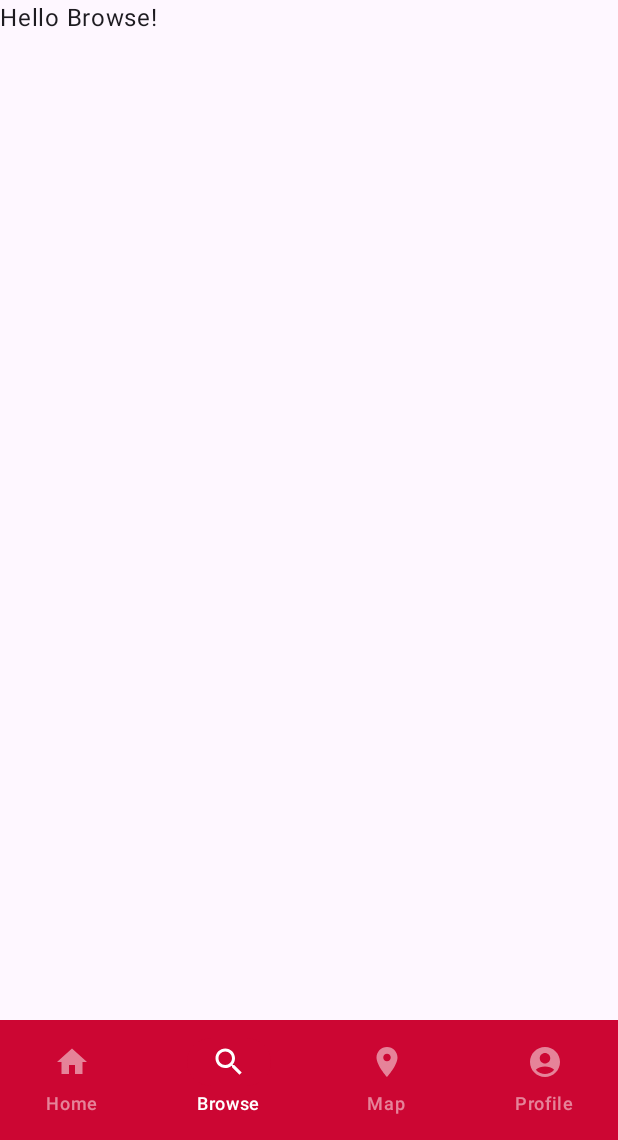
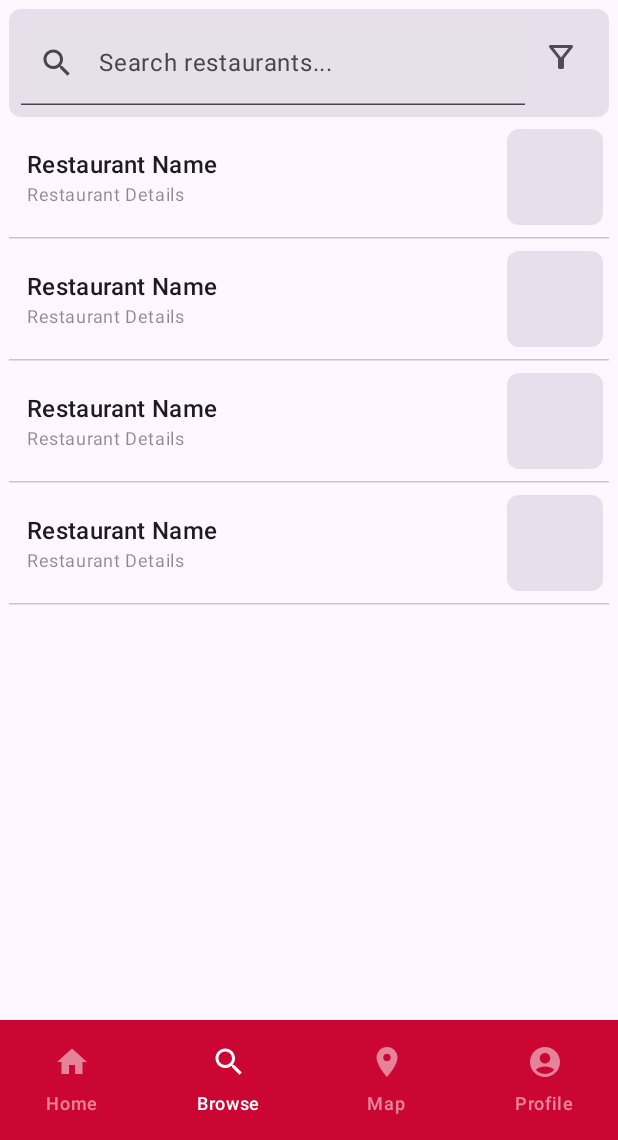
Before and after one commit to chl55/SFU-Dining, an Android app built with Jetpack Compose: the screen it shows after launch (MainActivity), item 2 of the bottom bar chosen, on a phone screen of 412 x 824 dp, the part 96-1236 px from its top. Run offline under Robolectric (Android 15) with nearby library versions, the phone set to English and light mode, and no system bars.

Commit message:
remake navigation bar, add browsepage

```diff
--- a/app/build.gradle.kts
+++ b/app/build.gradle.kts
@@ -53,6 +53,7 @@ dependencies {
     implementation("com.google.maps.android:maps-compose:2.11.3")
     implementation("com.google.android.gms:play-services-maps:18.1.0")
     implementation("androidx.navigation:navigation-compose:2.7.3")
+    implementation(libs.androidx.navigation.compose)
     testImplementation(libs.junit)
     androidTestImplementation(libs.androidx.junit)
     androidTestImplementation(libs.androidx.espresso.core)
--- a/app/src/main/java/cmpt362/group29/sfudining/MainActivity.kt
+++ b/app/src/main/java/cmpt362/group29/sfudining/MainActivity.kt
@@ -9,11 +9,16 @@ import androidx.compose.material.icons.Icons
 import androidx.compose.material.icons.filled.*
 import androidx.compose.material3.*
 import androidx.compose.runtime.*
+import androidx.compose.runtime.getValue
 import androidx.compose.ui.Modifier
 import androidx.compose.ui.tooling.preview.Preview
-import cmpt362.group29.sfudining.restaurants.RestaurantMap
-import cmpt362.group29.sfudining.restaurants.RestaurantNavHost
 import androidx.compose.ui.input.nestedscroll.nestedScroll
+import androidx.navigation.NavHostController
+import androidx.navigation.compose.NavHost
+import androidx.navigation.compose.composable
+import androidx.navigation.compose.currentBackStackEntryAsState
+import androidx.navigation.compose.rememberNavController
+import cmpt362.group29.sfudining.browse.BrowsePage
 import cmpt362.group29.sfudining.ui.theme.SFUDiningTheme
 import cmpt362.group29.sfudining.ui.components.HomePage
 
@@ -32,23 +37,104 @@ class MainActivity : ComponentActivity() {
 @OptIn(ExperimentalMaterial3Api::class)
 @Composable
 fun MainPage() {
-    var selectedTab by remember { mutableStateOf(0) }
+    val startDestination = Destination.HOME
     val scrollBehavior = TopAppBarDefaults.enterAlwaysScrollBehavior()
+    val navController = rememberNavController()
+    // notes on how to do viewmodel: https://composables.com/blog/viewmodels-in-jetpack-compose
 
     Scaffold(
         modifier = Modifier.nestedScroll(scrollBehavior.nestedScrollConnection),
         topBar = { SFUTopAppBar(scrollBehavior) },
         bottomBar = {
-            SFUNavigationBar(selectedTab = selectedTab, onTabSelected = { selectedTab = it })
+            SFUNavigationBar(navController)
         }
-    ) { innerPadding ->
-        when (selectedTab) {
-            0 -> HomePage(Modifier
-                .padding(innerPadding))
-            1 -> Greeting("Browse", Modifier.padding(innerPadding))
-            2 -> Greeting("Map", Modifier.padding(innerPadding))
-            3 -> Greeting("Profile", Modifier.padding(innerPadding))
-            else -> Greeting("Settings", Modifier.padding(innerPadding))
+    ) { contentPadding ->
+        AppNavHost(navController, startDestination, modifier = Modifier.padding((contentPadding)))
+    }
+}
+
+@OptIn(ExperimentalMaterial3Api::class)
+@Composable
+private fun SFUNavigationBar(
+    navController: NavHostController
+) {
+    // References:
+    // https://developer.android.com/develop/ui/compose/components/navigation-bar
+    // https://developer.android.com/guide/navigation/use-graph/navigate
+    // https://developer.android.com/develop/ui/compose/navigation
+    // https://developer.android.com/guide/navigation/backstack#savestate saving states
+
+    val navBackStackEntry by navController.currentBackStackEntryAsState()
+    val selectedDestination = navBackStackEntry?.destination?.route
+
+    val selectedIconColor = MaterialTheme.colorScheme.onPrimaryContainer
+    val unselectedIconColor = MaterialTheme.colorScheme.onPrimaryContainer.copy(alpha = 0.5f)
+    val selectedTextColor = selectedIconColor
+    val unselectedTextColor = unselectedIconColor
+    val indicatorColor = MaterialTheme.colorScheme.primaryContainer
+
+    NavigationBar(
+        containerColor = MaterialTheme.colorScheme.primary
+    ) {
+        val itemColors = NavigationBarItemDefaults.colors(
+            selectedIconColor = selectedIconColor,
+            unselectedIconColor = unselectedIconColor,
+            selectedTextColor = selectedTextColor,
+            unselectedTextColor = unselectedTextColor,
+            indicatorColor = indicatorColor
+        )
+
+        Destination.entries.forEach { destination ->
+            NavigationBarItem(
+                selected = selectedDestination == destination.route,
+                onClick = {
+                    navController.navigate(destination.route) {
+                        launchSingleTop = true
+                        restoreState = true
+                        popUpTo(navController.graph.startDestinationId) {
+                            saveState = true
+                        }
+                    }
+                },
+                icon = { Icon(destination.icon, contentDescription = destination.title) },
+                label = { Text(destination.title) },
+                colors = itemColors
+            )
+        }
+    }
+}
+
+enum class Destination(
+    val title: String,
+    val icon: androidx.compose.ui.graphics.vector.ImageVector,
+    val route: String
+) {
+    HOME("Home", Icons.Default.Home, "home"),
+    BROWSE("Browse", Icons.Default.Search, "browse"),
+    MAP("Map", Icons.Default.Place, "map"),
+    PROFILE("Profile", Icons.Default.AccountCircle, "profile")
+}
+
+@Composable
+fun AppNavHost(
+    navController: NavHostController,
+    startDestination: Destination,
+    modifier: Modifier = Modifier,
+) {
+    // Referenced example from https://developer.android.com/develop/ui/compose/components/navigation-bar
+    NavHost(
+        navController = navController,
+        startDestination = startDestination.route
+    ) {
+        Destination.entries.forEach { destination ->
+            composable(destination.route) {
+                when (destination) {
+                    Destination.HOME -> HomePage(modifier)
+                    Destination.BROWSE -> BrowsePage(modifier)
+                    Destination.MAP -> Greeting("Map", modifier)
+                    Destination.PROFILE -> Greeting("Profile", modifier)
+                }
+            }
         }
     }
 }
@@ -77,62 +163,6 @@ fun SFUTopAppBar(scrollBehavior: TopAppBarScrollBehavior = TopAppBarDefaults.ent
         scrollBehavior = scrollBehavior
     )
 }
-
-@OptIn(ExperimentalMaterial3Api::class)
-@Composable
-fun SFUNavigationBar(
-    selectedTab: Int,
-    onTabSelected: (Int) -> Unit
-) {
-    val selectedIconColor = MaterialTheme.colorScheme.onPrimaryContainer
-    val unselectedIconColor = MaterialTheme.colorScheme.onPrimaryContainer.copy(alpha = 0.5f)
-    val selectedTextColor = selectedIconColor
-    val unselectedTextColor = unselectedIconColor
-    val indicatorColor = MaterialTheme.colorScheme.primaryContainer
-
-    NavigationBar(
-        containerColor = MaterialTheme.colorScheme.primary
-    ) {
-        val itemColors = NavigationBarItemDefaults.colors(
-            selectedIconColor = selectedIconColor,
-            unselectedIconColor = unselectedIconColor,
-            selectedTextColor = selectedTextColor,
-            unselectedTextColor = unselectedTextColor,
-            indicatorColor = indicatorColor
-        )
-
-        NavigationBarItem(
-            selected = selectedTab == 0,
-            onClick = { onTabSelected(0) },
-            icon = { Icon(Icons.Default.Home, contentDescription = "Home") },
-            label = { Text("Home") },
-            colors = itemColors
-        )
-        NavigationBarItem(
-            selected = selectedTab == 1,
-            onClick = { onTabSelected(1) },
-            icon = { Icon(Icons.Default.Search, contentDescription = "Browse") },
-            label = { Text("Browse") },
-            colors = itemColors
-        )
-        NavigationBarItem(
-            selected = selectedTab == 2,
-            onClick = { onTabSelected(2) },
-            icon = { Icon(Icons.Default.Place, contentDescription = "Map") },
-            label = { Text("Map") },
-            colors = itemColors
-        )
-        NavigationBarItem(
-            selected = selectedTab == 3,
-            onClick = { onTabSelected(3) },
-            icon = { Icon(Icons.Default.AccountCircle, contentDescription = "Profile") },
-            label = { Text("Profile") },
-            colors = itemColors
-        )
-    }
-}
-
-
 @Composable
 fun Greeting(name: String, modifier: Modifier = Modifier) {
     Text(
--- /dev/null
+++ b/app/src/main/java/cmpt362/group29/sfudining/browse/BrowsePage.kt
@@ -0,0 +1,109 @@
+package cmpt362.group29.sfudining.browse
+
+import androidx.compose.foundation.background
+import androidx.compose.foundation.layout.Column
+import androidx.compose.foundation.layout.Row
+import androidx.compose.foundation.layout.*
+import androidx.compose.foundation.layout.padding
+import androidx.compose.foundation.rememberScrollState
+import androidx.compose.foundation.shape.RoundedCornerShape
+import androidx.compose.foundation.verticalScroll
+import androidx.compose.material.icons.Icons
+import androidx.compose.material.icons.filled.Search
+import androidx.compose.material3.DividerDefaults
+import androidx.compose.material3.HorizontalDivider
+import androidx.compose.material3.Icon
+import androidx.compose.material3.IconButton
+import androidx.compose.material3.MaterialTheme
+import androidx.compose.material3.Text
+import androidx.compose.material3.TextField
+import androidx.compose.material3.TextFieldDefaults
+import androidx.compose.runtime.Composable
+import androidx.compose.ui.Alignment
+import androidx.compose.ui.Modifier
+import androidx.compose.ui.draw.alpha
+import androidx.compose.ui.draw.clip
+import androidx.compose.ui.tooling.preview.Preview
+import androidx.compose.ui.unit.dp
+
+@Composable
+fun BrowsePage(modifier: Modifier = Modifier) {
+    Column(
+        modifier = modifier
+            .fillMaxSize()
+            .verticalScroll(rememberScrollState())
+            .padding(6.dp)
+    ) {
+        SearchBar()
+        RestaurantRow() // TODO: use LazyRow (recyclerview) and add dividers with lazyrow
+        RestaurantRow()
+        RestaurantRow()
+        RestaurantRow()
+    }
+}
+
+// https://developer.android.com/develop/ui/compose/text/user-input?textfield=value-based#textfield-nav
+@Composable
+fun SearchBar(
+    query: String = "",
+) {
+    Row(
+        modifier = Modifier
+            .fillMaxWidth()
+            .clip(RoundedCornerShape(8.dp))
+            .background(MaterialTheme.colorScheme.surfaceVariant)
+            .padding(horizontal = 8.dp, vertical = 8.dp),
+        horizontalArrangement = Arrangement.SpaceBetween
+    ) {
+        TextField(
+            value = query,
+            onValueChange = {},
+            modifier = Modifier.weight(2f),
+            placeholder = { Text("Search restaurants...") },
+            leadingIcon = { Icon(Icons.Default.Search, contentDescription = "Search") },
+            singleLine = true,
+            colors = TextFieldDefaults.colors()
+        )
+
+        IconButton(onClick = {}) {
+            Icon(FilterIcon, contentDescription = "Filter Button", Modifier.alpha(0.75F))
+        }
+    }
+}
+
+@Composable
+fun RestaurantRow(
+    name: String = "Restaurant Name",
+    description: String = "Restaurant Details",
+) {
+    Row(
+        modifier = Modifier
+            .fillMaxWidth()
+            .padding(vertical = 8.dp)
+            .padding(start = 12.dp)
+            .padding(end = 4.dp),
+        horizontalArrangement = Arrangement.spacedBy(14.dp),
+        verticalAlignment = Alignment.CenterVertically
+    ) {
+        Column(
+            verticalArrangement = Arrangement.Center,
+            modifier = Modifier.weight(1f)
+        ) {
+            Text(name, style = MaterialTheme.typography.titleMedium)
+            Text(description, style = MaterialTheme.typography.bodySmall, modifier = Modifier.alpha(0.5f))
+        }
+        Box(
+            modifier = Modifier
+                .size(64.dp)
+                .clip(RoundedCornerShape(8.dp))
+                .background(MaterialTheme.colorScheme.surfaceVariant)
+        )
+    }
+    HorizontalDivider(Modifier, DividerDefaults.Thickness, DividerDefaults.color)
+}
+
+@Preview(showBackground = true)
+@Composable
+private fun Preview() {
+    BrowsePage()
+}
--- /dev/null
+++ b/app/src/main/java/cmpt362/group29/sfudining/browse/FilterIcon.kt
@@ -0,0 +1,51 @@
+// The code for the filter icon was taken from https://composeicons.com/icons/material-symbols/outlined/filter_alt
+
+package cmpt362.group29.sfudining.browse
+
+import androidx.compose.ui.graphics.Color
+import androidx.compose.ui.graphics.SolidColor
+import androidx.compose.ui.graphics.vector.ImageVector
+import androidx.compose.ui.graphics.vector.path
+import androidx.compose.ui.unit.dp
+
+val FilterIcon: ImageVector
+    get() {
+        if (_FilterIcon != null) return _FilterIcon!!
+
+        _FilterIcon = ImageVector.Builder(
+            name = "Filter_alt",
+            defaultWidth = 24.dp,
+            defaultHeight = 24.dp,
+            viewportWidth = 960f,
+            viewportHeight = 960f
+        ).apply {
+            path(
+                fill = SolidColor(Color(0xFF000000))
+            ) {
+                moveTo(440f, 800f)
+                quadToRelative(-17f, 0f, -28.5f, -11.5f)
+                reflectiveQuadTo(400f, 760f)
+                verticalLineToRelative(-240f)
+                lineTo(168f, 224f)
+                quadToRelative(-15f, -20f, -4.5f, -42f)
+                reflectiveQuadToRelative(36.5f, -22f)
+                horizontalLineToRelative(560f)
+                quadToRelative(26f, 0f, 36.5f, 22f)
+                reflectiveQuadToRelative(-4.5f, 42f)
+                lineTo(560f, 520f)
+                verticalLineToRelative(240f)
+                quadToRelative(0f, 17f, -11.5f, 28.5f)
+                reflectiveQuadTo(520f, 800f)
+                close()
+                moveToRelative(40f, -308f)
+                lineToRelative(198f, -252f)
+                horizontalLineTo(282f)
+                close()
+                moveToRelative(0f, 0f)
+            }
+        }.build()
+
+        return _FilterIcon!!
+    }
+
+private var _FilterIcon: ImageVector? = null
--- a/gradle/libs.versions.toml
+++ b/gradle/libs.versions.toml
@@ -8,6 +8,7 @@ espressoCore = "3.7.0"
 lifecycleRuntimeKtx = "2.9.4"
 activityCompose = "1.11.0"
 composeBom = "2024.09.00"
+navigationCompose = "2.9.5"
 
 [libraries]
 androidx-core-ktx = { group = "androidx.core", name = "core-ktx", version.ref = "coreKtx" }
@@ -24,6 +25,7 @@ androidx-compose-ui-tooling-preview = { group = "androidx.compose.ui", name = "u
 androidx-compose-ui-test-manifest = { group = "androidx.compose.ui", name = "ui-test-manifest" }
 androidx-compose-ui-test-junit4 = { group = "androidx.compose.ui", name = "ui-test-junit4" }
 androidx-compose-material3 = { group = "androidx.compose.material3", name = "material3" }
+androidx-navigation-compose = { group = "androidx.navigation", name = "navigation-compose", version.ref = "navigationCompose" }
 
 [plugins]
 android-application = { id = "com.android.application", version.ref = "agp" }
```
